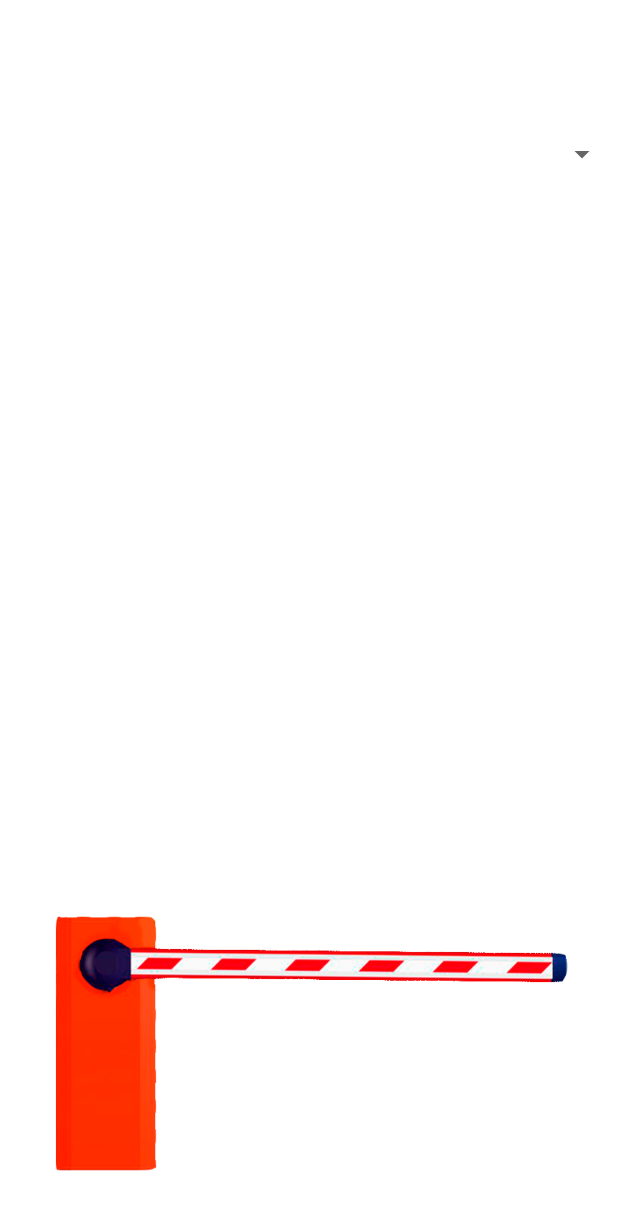
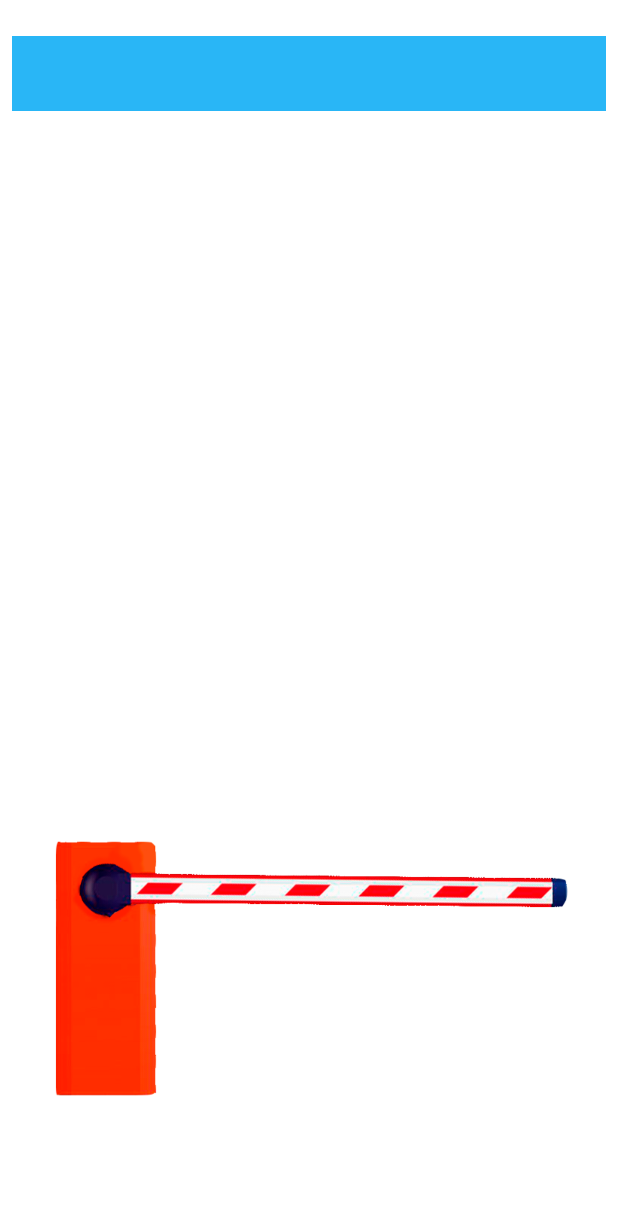
Before and after one commit to rozen4ik/RemoteControle, an Android app: the layout activity_main.xml on its own in the app's theme, with its tools: preview values and no code run, on a phone screen of 412 x 824 dp. Shown: the top 1210 px of the screen. Run offline under Robolectric (Android 15) with nearby library versions, the phone set to English and light mode, and no system bars.

Commit message:
Для ввода ip  порта доступна клавиатура только с цифрами, нужно поработать над оформлением спинера

```diff
--- a/app/src/main/java/ru/ertel/remotecontrole/MainActivity.kt
+++ b/app/src/main/java/ru/ertel/remotecontrole/MainActivity.kt
@@ -140,7 +140,8 @@ class MainActivity : AppCompatActivity() {
         val devices = dataSourceDevice.getDeviceArray().toArray().reversed()
         val adapter: ArrayAdapter<Any?> =
             ArrayAdapter<Any?>(this, android.R.layout.simple_spinner_item, devices)
-        adapter.setDropDownViewResource(android.R.layout.simple_spinner_dropdown_item)
+//        adapter.setDropDownViewResource(android.R.layout.simple_spinner_dropdown_item)
+        adapter.setDropDownViewResource(android.R.layout.simple_dropdown_item_1line)
         spinnerSelectDevice.adapter = adapter
 
         imageView.setOnClickListener {
--- a/app/src/main/res/layout/activity_main.xml
+++ b/app/src/main/res/layout/activity_main.xml
@@ -10,25 +10,29 @@
         android:id="@+id/imageView"
         android:layout_width="411dp"
         android:layout_height="639dp"
-        android:layout_marginStart="5dp"
-        android:layout_marginEnd="5dp"
-        android:layout_marginBottom="5dp"
+        android:layout_marginStart="8dp"
+        android:layout_marginTop="8dp"
+        android:layout_marginEnd="8dp"
+        android:layout_marginBottom="8dp"
         android:tag="close"
         app:layout_constraintBottom_toBottomOf="parent"
         app:layout_constraintEnd_toEndOf="parent"
         app:layout_constraintStart_toStartOf="parent"
+        app:layout_constraintTop_toBottomOf="@+id/selectDevice"
         app:srcCompat="@drawable/shlakclose" />
 
     <Spinner
         android:id="@+id/selectDevice"
-        android:layout_marginTop="25dp"
-        android:layout_marginStart="5dp"
+        android:layout_width="match_parent"
+        android:layout_height="50dp"
+        android:layout_marginStart="8dp"
+        android:layout_marginTop="24dp"
+        android:layout_marginEnd="8dp"
+        android:background="#29B6F6"
         android:spinnerMode="dialog"
-        app:layout_constraintBottom_toTopOf="@+id/imageView"
+        app:layout_constraintEnd_toEndOf="parent"
         app:layout_constraintStart_toStartOf="parent"
-        app:layout_constraintTop_toTopOf="parent"
-        android:layout_width="match_parent"
-        android:layout_height="wrap_content" />
+        app:layout_constraintTop_toTopOf="parent" />
 
 <!--    <CheckBox-->
 <!--        android:id="@+id/statusCheck"-->
--- a/app/src/main/res/layout/activity_settings.xml
+++ b/app/src/main/res/layout/activity_settings.xml
@@ -22,6 +22,7 @@
 
         <EditText
             android:id="@+id/editLicense"
+            android:singleLine="true"
             android:layout_width="match_parent"
             android:layout_height="wrap_content" />
 
@@ -42,6 +43,7 @@
 
         <EditText
             android:id="@+id/editIdentClient"
+            android:singleLine="true"
             android:layout_width="match_parent"
             android:layout_height="wrap_content" />
 
@@ -70,6 +72,8 @@
             android:id="@+id/editURLBody"
             android:layout_width="match_parent"
             android:layout_height="wrap_content"
+            android:inputType="number|text"
+            android:singleLine="true"
             android:hint="213.208.176.194" />
 
         <TextView
@@ -83,6 +87,8 @@
             android:id="@+id/editURLPort"
             android:layout_width="match_parent"
             android:layout_height="wrap_content"
+            android:inputType="number|text"
+            android:singleLine="true"
             android:hint="55577"
             android:paddingBottom="15dp" />
 
--- a/app/src/main/res/layout/fragment_activate.xml
+++ b/app/src/main/res/layout/fragment_activate.xml
@@ -86,7 +86,8 @@
         android:layout_marginTop="8dp"
         android:ems="10"
         android:hint="213.208.176.194"
-        android:inputType="textPersonName"
+        android:inputType="number|text"
+        android:singleLine="true"
         app:layout_constraintStart_toStartOf="parent"
         app:layout_constraintTop_toBottomOf="@+id/textView5" />
 
@@ -98,7 +99,8 @@
         android:layout_marginEnd="8dp"
         android:ems="10"
         android:hint="55577"
-        android:inputType="textPersonName"
+        android:inputType="number|text"
+        android:singleLine="true"
         app:layout_constraintEnd_toEndOf="parent"
         app:layout_constraintTop_toBottomOf="@+id/textView5" />
 
```
